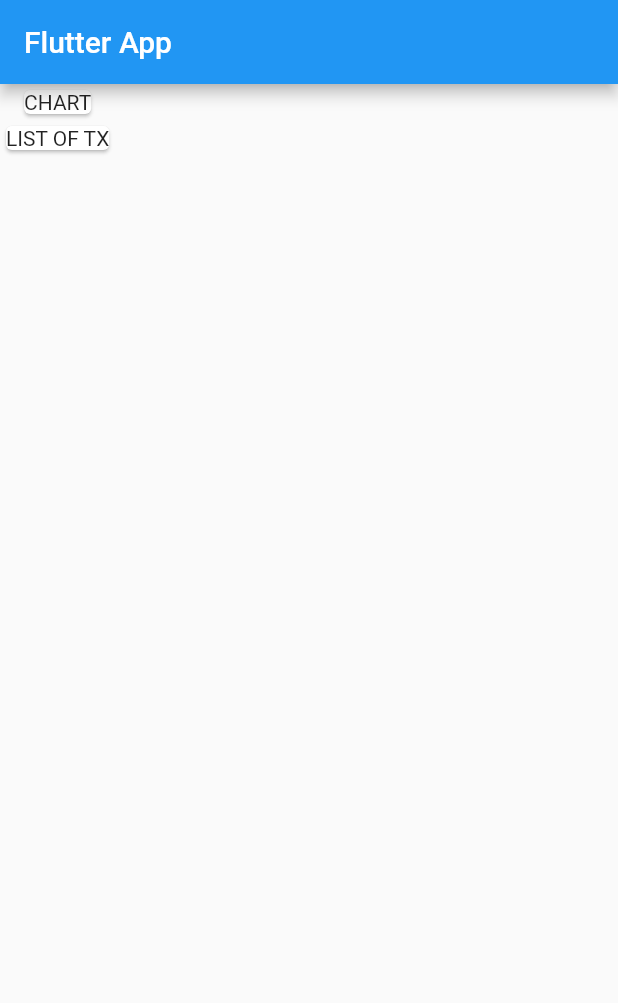
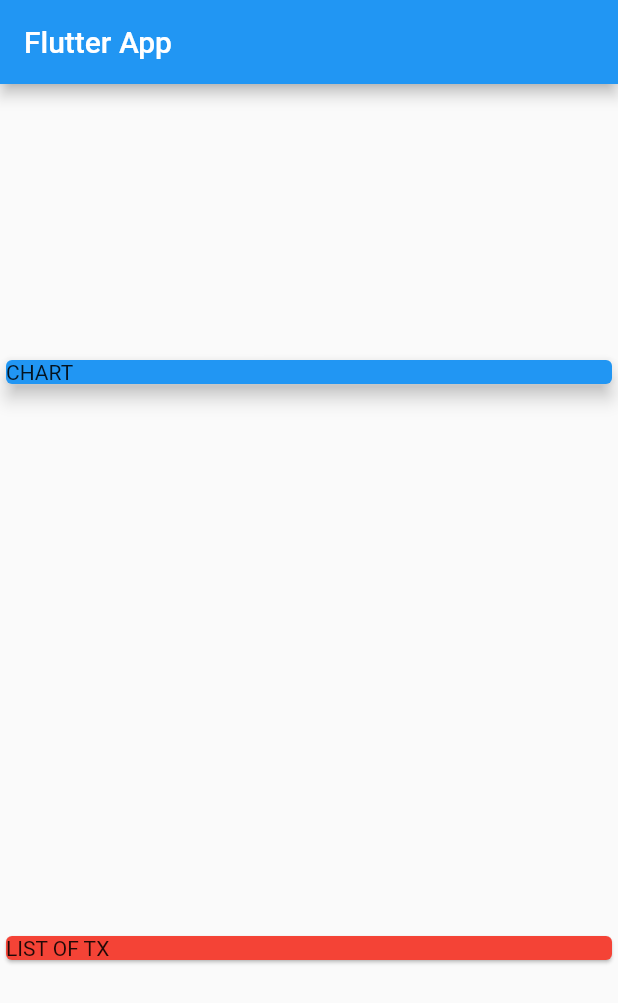
Before and after one commit to jls-github/expense_tracker, a Flutter app: the screen it shows after launch, on a phone screen of 412 x 824 dp. Shown: the top 1003 px of the screen. Run offline on Flutter 3.47's test engine with Material 2 defaults, Android fonts, the phone set to English and light mode, and no system bars.

Commit message:
add column of widgets

```diff
--- a/lib/main.dart
+++ b/lib/main.dart
@@ -26,11 +26,19 @@ class MyHomePage extends StatelessWidget {
           title: Text('Flutter App'),
         ),
         body: Column(
+          mainAxisAlignment: MainAxisAlignment.spaceAround,
+          crossAxisAlignment: CrossAxisAlignment.stretch,
           children: <Widget>[
-            Card(
-              child: Text("CHART"),
+            Container(
+              width: double.infinity,
+              child: Card(
+                color: Colors.blue,
+                child: Text("CHART"),
+                elevation: 5,
+              ),
             ),
             Card(
+              color: Colors.red,
               child: Text('LIST OF TX'),
             )
           ],
```
